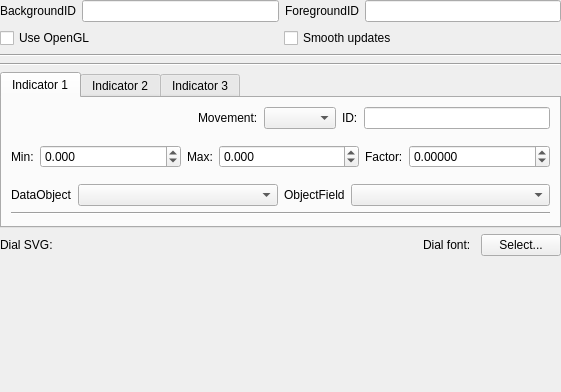
This is ground/openpilotgcs/src/plugins/dial/dialgadgetoptionspage.ui in openpilot/OpenPilot as Qt 5 draws it before an edit. The edited form follows.
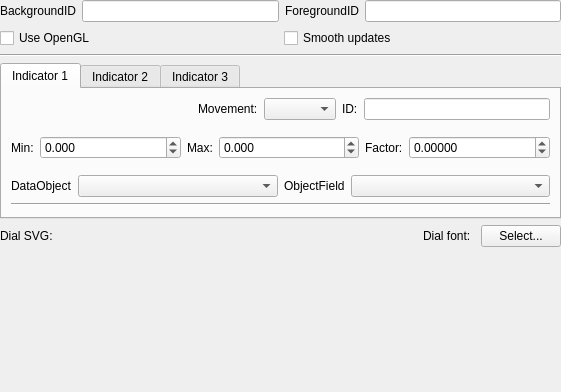
This is the edited form. Custom widgets are drawn as their Qt base class.

Commit message: OP-833 minor options page cleanup: removed some uneeded separator lines

```diff
--- a/ground/openpilotgcs/src/plugins/dial/dialgadgetoptionspage.ui
+++ b/ground/openpilotgcs/src/plugins/dial/dialgadgetoptionspage.ui
@@ -110,13 +110,6 @@
          </property>
         </widget>
        </item>
-       <item>
-        <widget class="Line" name="line_3">
-         <property name="orientation">
-          <enum>Qt::Horizontal</enum>
-         </property>
-        </widget>
-       </item>
        <item>
         <widget class="QTabWidget" name="tabWidget">
          <property name="sizePolicy">
```
The commit also changes 2 other files.
